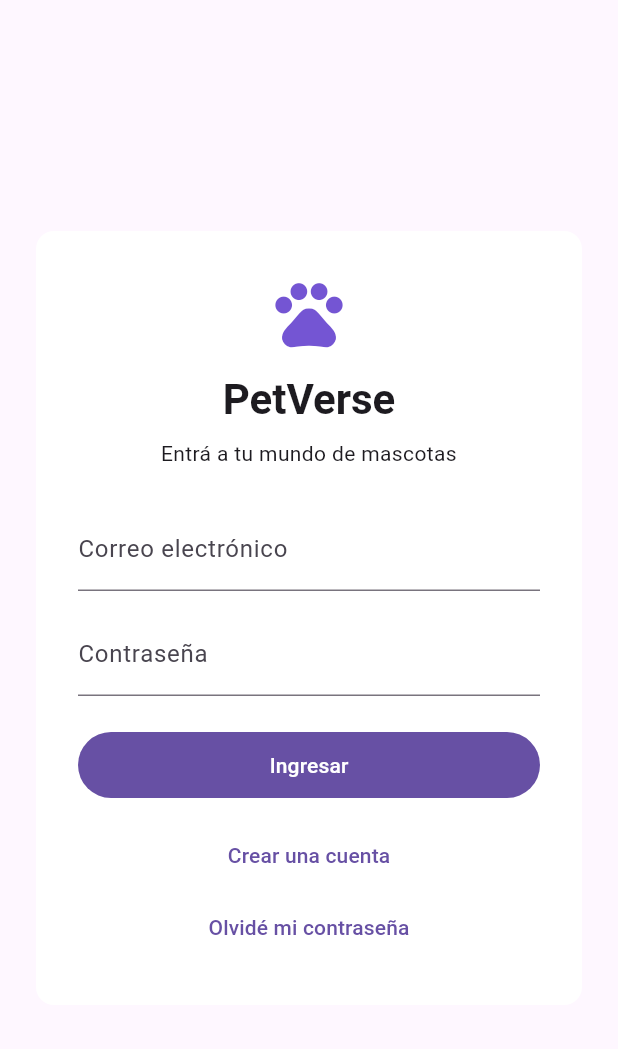
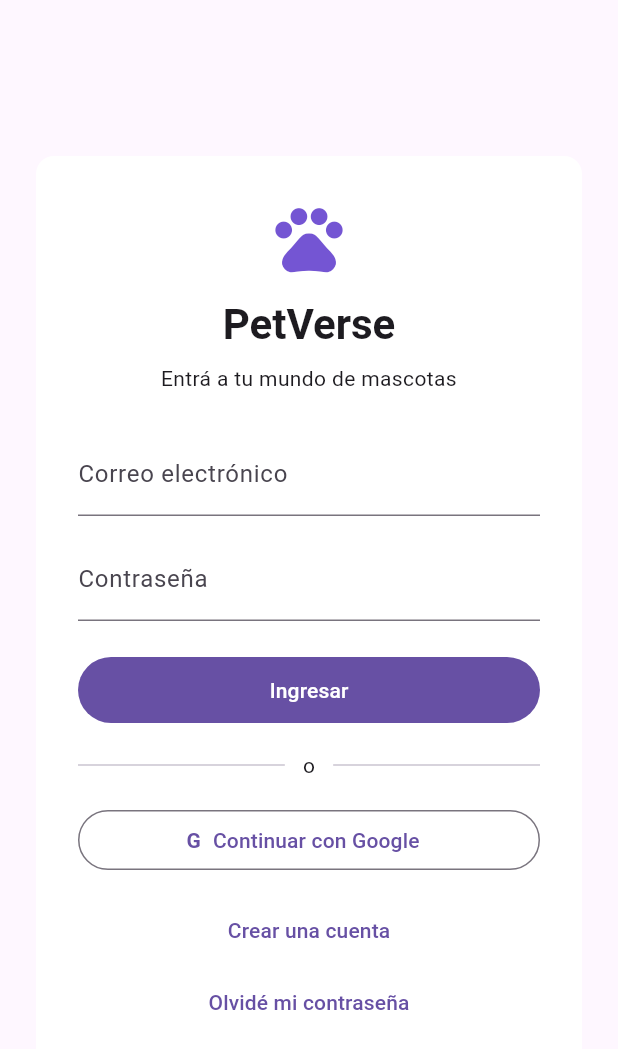
Before and after one commit to Tom-com-ar/PetVerse, a Flutter app: the AuthScreen screen opened directly, on a phone screen of 412 x 824 dp. Shown: the top 1049 px of the screen. Run offline on Flutter 3.47's test engine with Material 3 defaults, Android fonts, the light colour scheme and no system bars; our stand-ins replace cloud_firestore, firebase_auth, firebase_core; accounts and stored records are empty.

Commit message:
fix: agregar acceso con Google y aclarar version de PV3

```diff
--- a/lib/providers/auth_provider.dart
+++ b/lib/providers/auth_provider.dart
@@ -23,6 +23,7 @@
       _service.register(name: name, email: email, password: password);
   Future<void> signIn(String email, String password) =>
       _service.signIn(email, password);
+  Future<void> signInWithGoogle() => _service.signInWithGoogle();
   Future<void> sendPasswordReset(String email) =>
       _service.sendPasswordReset(email);
   Future<void> signOut() => _service.signOut();
--- a/lib/screens/auth_screen.dart
+++ b/lib/screens/auth_screen.dart
@@ -76,6 +76,30 @@
       setState(() {
         _isError = true;
         _message = 'No se pudo completar la operación. Intentá de nuevo.';
+      });
+    } finally {
+      if (mounted) setState(() => _busy = false);
+    }
+  }
+
+  Future<void> _signInWithGoogle() async {
+    setState(() {
+      _busy = true;
+      _message = null;
+    });
+    try {
+      await context.read<AuthProvider>().signInWithGoogle();
+    } on FirebaseAuthException catch (error) {
+      if (!mounted) return;
+      setState(() {
+        _isError = true;
+        _message = _authErrorMessage(error.code);
+      });
+    } catch (_) {
+      if (!mounted) return;
+      setState(() {
+        _isError = true;
+        _message = 'No se pudo ingresar con Google. Intentá de nuevo.';
       });
     } finally {
       if (mounted) setState(() => _busy = false);
@@ -208,6 +232,28 @@
                                 ),
                         ),
                       ),
+                      if (!isReset) ...[
+                        const SizedBox(height: 16),
+                        const Row(
+                          children: [
+                            Expanded(child: Divider()),
+                            Padding(
+                              padding: EdgeInsets.symmetric(horizontal: 12),
+                              child: Text('o'),
+                            ),
+                            Expanded(child: Divider()),
+                          ],
+                        ),
+                        const SizedBox(height: 16),
+                        OutlinedButton.icon(
+                          onPressed: _busy ? null : _signInWithGoogle,
+                          icon: const Text(
+                            'G',
+                            style: TextStyle(fontWeight: FontWeight.bold),
+                          ),
+                          label: const Text('Continuar con Google'),
+                        ),
+                      ],
                       const SizedBox(height: 12),
                       if (!isReset)
                         TextButton(
@@ -256,5 +302,12 @@
   'user-not-found' => 'Correo o contraseña incorrectos.',
   'too-many-requests' => 'Demasiados intentos. Probá más tarde.',
   'network-request-failed' => 'No hay conexión. Revisá Internet.',
+  'operation-not-allowed' => 'Falta activar Google en Firebase Authentication.',
+  'unauthorized-domain' =>
+    'Este dominio no está autorizado en Firebase Authentication.',
+  'popup-blocked' => 'El navegador bloqueó la ventana de Google. Permití las ventanas emergentes.',
+  'popup-closed-by-user' => 'Se canceló el ingreso con Google.',
+  'account-exists-with-different-credential' =>
+    'Ya existe una cuenta con ese correo. Ingresá con el método original.',
   _ => 'No se pudo completar la operación. Intentá de nuevo.',
 };
```
Also changed, not shown: lib/services/auth_service.dart (+7 -0 lines), lib/services/profile_service.dart (+14 -0 lines), 2 other files.
